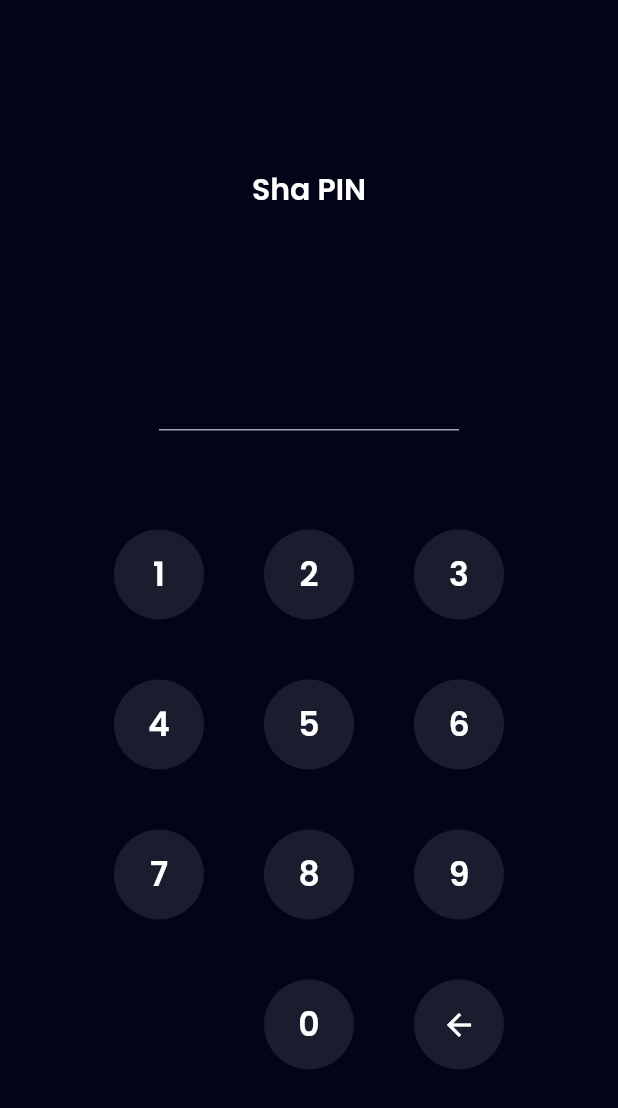
After one commit to pahrizal-1/app_ewallet_pulsaflutter, a Flutter app: the PinPage screen opened by its route, on a phone screen of 412 x 824 dp. The commit adds this screen. Shown: the top 1108 px of the screen. Run offline on Flutter 3.47's test engine with Material 2 defaults, Android fonts, the phone set to English and light mode, and no system bars; our stand-ins replace carousel_slider, google_fonts.

Commit message:
Upate Projek

```diff
--- /dev/null
+++ b/lib/ui/pages/pin_page.dart
@@ -0,0 +1,173 @@
+import 'package:app_ecom_buidwigga/shared/theme.dart';
+import 'package:app_ecom_buidwigga/ui/widgets/buttons.dart';
+import 'package:flutter/material.dart';
+import 'package:flutter/src/widgets/container.dart';
+import 'package:flutter/src/widgets/framework.dart';
+
+class PinPage extends StatefulWidget {
+  const PinPage({super.key});
+
+  @override
+  State<PinPage> createState() => _PinPageState();
+}
+
+class _PinPageState extends State<PinPage> {
+  final TextEditingController pinController = TextEditingController(text: '');
+
+  addPin(String number) {
+    if (pinController.text.length < 6) {
+      setState(() {
+        pinController.text = pinController.text + number;
+      });
+    }
+  }
+
+  deletedPin() {
+    if (pinController.text.isNotEmpty) {
+      setState(() {
+        pinController.text =
+            pinController.text.substring(0, pinController.text.length - 1);
+      });
+    }
+  }
+
+  @override
+  Widget build(BuildContext context) {
+    return Scaffold(
+      backgroundColor: darkBackgroundColor,
+      body: Center(
+        child: Padding(
+          padding: const EdgeInsets.symmetric(horizontal: 58),
+          child: Column(
+            mainAxisAlignment: MainAxisAlignment.center,
+            children: [
+              Text(
+                'Sha PIN',
+                style: whiteTextStyle.copyWith(
+                  fontWeight: semiBold,
+                  fontSize: 20,
+                ),
+              ),
+              const SizedBox(
+                height: 72,
+              ),
+              SizedBox(
+                width: 200,
+                child: TextFormField(
+                  enabled: false,
+                  controller: pinController,
+                  obscureText: true,
+                  cursorColor: greyColor,
+                  obscuringCharacter: '*',
+                  style: whiteTextStyle.copyWith(
+                    fontWeight: medium,
+                    fontSize: 36,
+                    letterSpacing: 16,
+                  ),
+                  decoration: InputDecoration(
+                    disabledBorder: UnderlineInputBorder(
+                      borderSide: BorderSide(color: greyColor),
+                    ),
+                  ),
+                ),
+              ),
+              // ignore: prefer_const_constructors
+              SizedBox(
+                height: 66,
+              ),
+              Wrap(
+                spacing: 40,
+                runSpacing: 40,
+                children: [
+                  CustomInputButton(
+                    title: '1',
+                    onTap: () {
+                      addPin('1');
+                    },
+                  ),
+                  CustomInputButton(
+                    title: '2',
+                    onTap: () {
+                      addPin('2');
+                    },
+                  ),
+                  CustomInputButton(
+                    title: '3',
+                    onTap: () {
+                      addPin('3');
+                    },
+                  ),
+                  CustomInputButton(
+                    title: '4',
+                    onTap: () {
+                      addPin('4');
+                    },
+                  ),
+                  CustomInputButton(
+                    title: '5',
+                    onTap: () {
+                      addPin('5');
+                    },
+                  ),
+                  CustomInputButton(
+                    title: '6',
+                    onTap: () {
+                      addPin('6');
+                    },
+                  ),
+                  CustomInputButton(
+                    title: '7',
+                    onTap: () {
+                      addPin('7');
+                    },
+                  ),
+                  CustomInputButton(
+                    title: '8',
+                    onTap: () {
+                      addPin('8');
+                    },
+                  ),
+                  CustomInputButton(
+                    title: '9',
+                    onTap: () {
+                      addPin('9');
+                    },
+                  ),
+                  SizedBox(
+                    width: 60,
+                    height: 60,
+                  ),
+                  CustomInputButton(
+                    title: '0',
+                    onTap: () {
+                      addPin('0');
+                    },
+                  ),
+                  GestureDetector(
+                    onTap: () {
+                      deletedPin();
+                    },
+                    child: Container(
+                      width: 60,
+                      height: 60,
+                      decoration: BoxDecoration(
+                        shape: BoxShape.circle,
+                        color: numberBackgroundColor,
+                      ),
+                      child: Center(
+                        child: Icon(
+                          Icons.arrow_back,
+                          color: whiteColor,
+                        ),
+                      ),
+                    ),
+                  )
+                ],
+              )
+            ],
+          ),
+        ),
+      ),
+    );
+  }
+}
--- a/lib/ui/pages/sign_in_page.dart
+++ b/lib/ui/pages/sign_in_page.dart
@@ -12,7 +12,6 @@ class SignInPage extends StatelessWidget {
   @override
   Widget build(BuildContext context) {
     return Scaffold(
-      backgroundColor: lightBackgroundColor,
       body: ListView(
         padding: const EdgeInsets.symmetric(horizontal: 24),
         children: [
--- a/pubspec.yaml
+++ b/pubspec.yaml
@@ -38,6 +38,7 @@ dependencies:
   cupertino_icons: ^1.0.2
   google_fonts: ^3.0.1
   carousel_slider: ^4.1.1
+  url_launcher: ^6.1.6
 
 dev_dependencies:
   flutter_test:
```
Also changed, not shown: lib/main.dart (+18 -2 lines), lib/ui/pages/home_page.dart (+8 -3 lines), lib/ui/pages/profile_edit_photo.dart (added, +68 -0 lines), lib/ui/pages/profile_page.dart (added, +115 -0 lines), lib/ui/widgets/home_tips_item.dart (+12 -1 lines), lib/ui/widgets/profile_menu_items.dart (added, +39 -0 lines), pubspec.lock, 8 other files.
